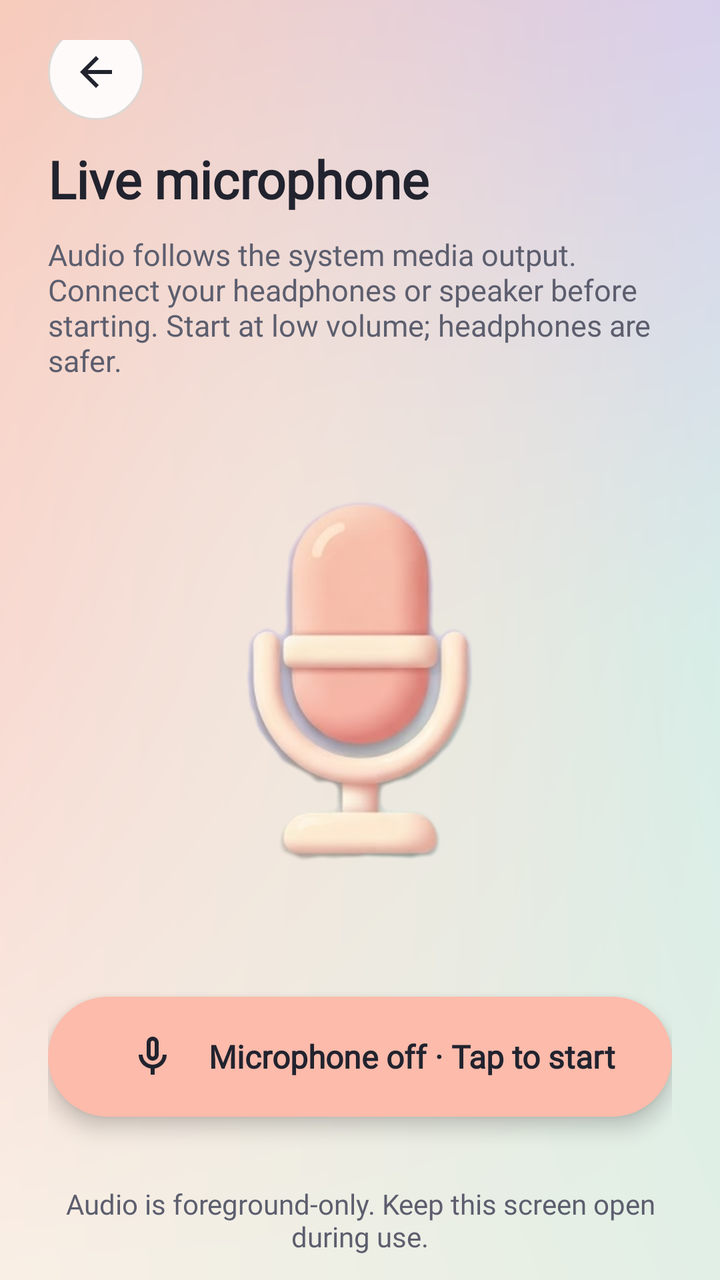
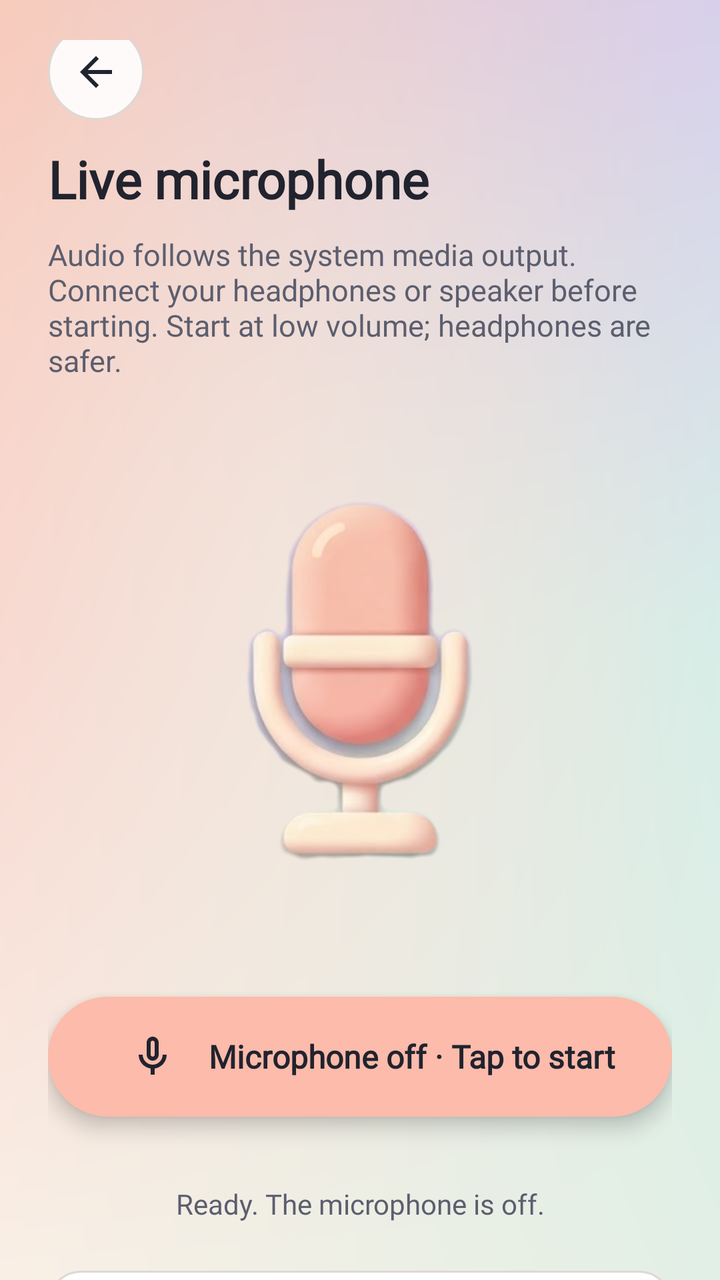

Screens rendered from an Android XML layout before and after an edit, with the pre-edit source and the edit as a unified diff.
<!-- AndroidManifest.xml: application theme Theme.DecMictospeaker -->
<!-- res/layout/activity_live_microphone_new.xml -->
<?xml version="1.0" encoding="utf-8"?>
<LinearLayout xmlns:android="http://schemas.android.com/apk/res/android"
    xmlns:app="http://schemas.android.com/apk/res-auto"
    android:layout_width="match_parent"
    android:layout_height="match_parent"
    android:orientation="vertical"
    android:background="@drawable/bg_pastel_mesh">

    
    <RelativeLayout
        android:layout_width="match_parent"
        android:layout_height="wrap_content"
        android:paddingStart="24dp"
        android:paddingTop="20dp"
        android:paddingEnd="24dp"
        android:paddingBottom="4dp">

        <ImageButton
            android:id="@+id/iv_back"
            style="@style/ToolControlCircleBack"
            android:layout_alignParentStart="true"
            android:layout_centerVertical="true"
            android:src="@drawable/tool_back"
            app:tint="@color/quality_text"
            android:contentDescription="@string/tool_back" />
    </RelativeLayout>

    <androidx.core.widget.NestedScrollView
        android:layout_width="match_parent"
        android:layout_height="0dp"
        android:layout_weight="1"
        android:fillViewport="true">

        <LinearLayout
            android:layout_width="match_parent"
            android:layout_height="wrap_content"
            android:orientation="vertical"
            android:paddingStart="24dp"
            android:paddingEnd="24dp"
            android:paddingBottom="24dp">

            <TextView
                android:id="@+id/tv_tittle"
                style="@style/ToolTitle"
                android:text="@string/quality_live_title" />

            <TextView
                style="@style/ToolBody"
                android:text="@string/tool_live_help" />

            
            
            <FrameLayout
                android:id="@+id/layout_mic_hero"
                android:layout_width="wrap_content"
                android:layout_height="wrap_content"
                android:layout_gravity="center_horizontal"
                android:layout_marginTop="20dp"
                android:layout_marginBottom="4dp"
                android:clickable="true"
                android:focusable="true">

                <com.airbnb.lottie.LottieAnimationView
                    android:id="@+id/lottie_mic_pulse"
                    android:layout_width="260dp"
                    android:layout_height="260dp"
                    android:layout_gravity="center"
                    app:lottie_fileName="lottie_pulse_mic.json"
                    app:lottie_loop="true"
                    app:lottie_autoPlay="false"
                    android:visibility="invisible" />

                <ImageView
                    android:id="@+id/iv_mic"
                    android:layout_width="160dp"
                    android:layout_height="180dp"
                    android:layout_gravity="center"
                    android:clickable="true"
                    android:focusable="true"
                    android:contentDescription="@string/quality_start_microphone"
                    android:scaleType="fitCenter"
                    android:src="@drawable/hero_mic_3d" />
            </FrameLayout>

            
            <com.airbnb.lottie.LottieAnimationView
                android:id="@+id/lottie_soundwave"
                android:layout_width="match_parent"
                android:layout_height="48dp"
                android:layout_marginStart="24dp"
                android:layout_marginEnd="24dp"
                android:layout_marginTop="4dp"
                android:layout_marginBottom="6dp"
                app:lottie_fileName="lottie_wave_live.json"
                app:lottie_loop="true"
                app:lottie_autoPlay="false"
                android:visibility="gone" />

            
            <LinearLayout
                android:id="@+id/btn_live_pill"
                android:layout_width="match_parent"
                android:layout_height="60dp"
                android:layout_marginTop="24dp"
                android:layout_marginBottom="24dp"
                android:background="@drawable/btn_pill_peach"
                android:elevation="6dp"
                android:gravity="center"
                android:orientation="horizontal"
                android:paddingStart="16dp"
                android:paddingEnd="16dp">

                <ImageButton
                    android:id="@+id/iv_start_stop_new"
                    android:layout_width="48dp"
                    android:layout_height="48dp"
                    android:background="?attr/selectableItemBackgroundBorderless"
                    android:contentDescription="@string/quality_start_microphone"
                    android:padding="12dp"
                    android:scaleType="fitCenter"
                    android:src="@drawable/tool_mic"
                    app:tint="@color/quality_text"
                    android:clickable="true"
                    android:focusable="true" />

                <TextView
                    android:id="@+id/tv_start_stop_new"
                    android:layout_width="wrap_content"
                    android:layout_height="wrap_content"
                    android:layout_marginStart="4dp"
                    android:fontFamily="@font/poppins_bold"
                    android:text="@string/quality_mic_off"
                    android:textColor="@color/quality_text"
                    android:textSize="16sp"
                    android:textStyle="bold" />
            </LinearLayout>

            <TextView
                style="@style/ToolBody"
                android:gravity="center"
                android:text="@string/tool_foreground_note"
                android:textColor="@color/quality_secondary"
                android:textSize="14sp" />
        </LinearLayout>
    </androidx.core.widget.NestedScrollView>

    <LinearLayout
        android:id="@+id/nativeLay"
        android:layout_width="match_parent"
        android:layout_height="wrap_content"
        android:gravity="center_horizontal"
        android:orientation="vertical" />
</LinearLayout>
<!-- resources referenced by this layout -->
<resources>
  <color name="quality_secondary">#5C5E6E</color>
  <color name="quality_text">#21232E</color>
  <!-- drawable btn_pill_peach (drawable) -->
  <?xml version="1.0" encoding="utf-8"?>
  <ripple xmlns:android="http://schemas.android.com/apk/res/android"
      android:color="@color/pastel_peach_pressed">
      <item>
          <shape android:shape="rectangle">
              <solid android:color="@color/pastel_peach" />
              <corners android:radius="30dp" />
          </shape>
      </item>
  </ripple>
  <!-- drawable tool_back (drawable) -->
  <vector xmlns:android="http://schemas.android.com/apk/res/android"
      android:width="24dp"
      android:height="24dp"
      android:viewportWidth="24"
      android:viewportHeight="24">
    <path
        android:fillColor="#21232E"
        android:pathData="M20,11H7.83l5.59,-5.59L12,4l-8,8 8,8 1.41,-1.41L7.83,13H20v-2z"/>
  </vector>
  <string name="quality_live_title">Live microphone</string>
  <string name="quality_mic_off">Microphone off · Tap to start</string>
  <string name="quality_start_microphone">Start microphone</string>
  <string name="tool_back">Back</string>
  <string name="tool_foreground_note">Audio is foreground-only. Keep this screen open during use.</string>
  <string name="tool_live_help">Audio follows the system media output. Connect your headphones or speaker before starting. Start at low volume; headphones are safer.</string>
  <color name="pastel_peach_pressed">#F8A693</color>
  <color name="pastel_peach">#FCBBAB</color>
  <color name="pastel_mint">#C0E6DE</color>
  <color name="pastel_mint_pressed">#A9D8CE</color>
  <color name="pastel_circle_btn_pressed">#D9F0ED</color>
  <color name="pastel_circle_btn">#E6FFFFFF</color>
  <color name="studio_line">#DED8D4</color>
  <!-- unchanged entries left out for length: 8 -->
</resources>

<!-- the commit's change to res/layout/activity_live_microphone_new.xml (unified diff, before → after) -->
@@ -136,6 +136,23 @@
             </LinearLayout>
 
             <TextView
+                android:id="@+id/studio_feedback"
+                style="@style/ToolBody"
+                android:gravity="center"
+                android:accessibilityLiveRegion="polite"
+                android:text="@string/studio_ready"
+                android:textColor="@color/quality_secondary"
+                android:textSize="14sp" />
+
+            <include layout="@layout/studio_input_meter" />
+
+            <TextView
+                android:id="@+id/studio_output_route"
+                style="@style/StudioNotice"
+                android:gravity="center"
+                android:text="@string/studio_output_idle" />
+
+            <TextView
                 style="@style/ToolBody"
                 android:gravity="center"
                 android:text="@string/tool_foreground_note"
@@ -151,3 +168,19 @@
         android:gravity="center_horizontal"
         android:orientation="vertical" />
 </LinearLayout>
+<!-- res/layout/studio_input_meter.xml (included above) -->
+<?xml version="1.0" encoding="utf-8"?>
+<LinearLayout xmlns:android="http://schemas.android.com/apk/res/android"
+    android:layout_width="match_parent" android:layout_height="wrap_content"
+    android:layout_marginTop="24dp" android:padding="16dp"
+    android:background="@drawable/studio_card" android:orientation="vertical">
+    <TextView style="@style/StudioBody" android:layout_marginTop="0dp" android:text="@string/studio_level_title"/>
+    <TextView android:id="@+id/studio_level_value" style="@style/StudioBody"
+        android:accessibilityLiveRegion="none" android:textColor="@color/studio_ink"/>
+    <ProgressBar android:id="@+id/studio_input_level" style="?android:attr/progressBarStyleHorizontal"
+        android:layout_width="match_parent" android:layout_height="16dp" android:layout_marginTop="8dp"
+        android:max="100" android:progress="0" android:indeterminate="false"
+        android:progressTint="@color/studio_blue" android:progressBackgroundTint="@color/studio_line"
+        android:importantForAccessibility="no"/>
+    <TextView style="@style/StudioBody" android:text="@string/studio_level_help" android:textSize="14sp"/>
+</LinearLayout>
<!-- resource entries referenced after the edit -->
@@ -2,6 +2,8 @@
 <resources>
   <color name="quality_secondary">#5C5E6E</color>
   <color name="quality_text">#21232E</color>
+  <color name="studio_blue">#3E5D7C</color>
+  <color name="studio_ink">#29262D</color>
   <!-- drawable btn_pill_peach (drawable) -->
   <?xml version="1.0" encoding="utf-8"?>
   <ripple xmlns:android="http://schemas.android.com/apk/res/android"
@@ -13,6 +15,13 @@
           </shape>
       </item>
   </ripple>
+  <!-- drawable studio_card (drawable) -->
+  <?xml version="1.0" encoding="utf-8"?>
+  <shape xmlns:android="http://schemas.android.com/apk/res/android">
+      <solid android:color="@color/studio_surface" />
+      <corners android:radius="16dp" />
+      <stroke android:width="1dp" android:color="@color/studio_line" />
+  </shape>
   <!-- drawable tool_back (drawable) -->
   <vector xmlns:android="http://schemas.android.com/apk/res/android"
       android:width="24dp"
@@ -26,13 +35,40 @@
   <string name="quality_live_title">Live microphone</string>
   <string name="quality_mic_off">Microphone off · Tap to start</string>
   <string name="quality_start_microphone">Start microphone</string>
+  <string name="studio_level_help">Measured from microphone input. This is not a calibrated sound-level meter.</string>
+  <string name="studio_level_title">Input level</string>
+  <string name="studio_output_idle">Output: system media route. Connect your device before starting.</string>
+  <string name="studio_ready">Ready. The microphone is off.</string>
   <string name="tool_back">Back</string>
   <string name="tool_foreground_note">Audio is foreground-only. Keep this screen open during use.</string>
   <string name="tool_live_help">Audio follows the system media output. Connect your headphones or speaker before starting. Start at low volume; headphones are safer.</string>
+  <style name="StudioBody" parent="ToolBody">
+          <item name="android:fontFamily">@font/poppins_regular</item>
+          <item name="android:textSize">16sp</item>
+          <item name="android:textColor">@color/studio_muted</item>
+          <item name="android:lineSpacingExtra">4dp</item>
+      </style>
+  <style name="StudioNotice" parent="StudioBody">
+          <item name="android:background">@drawable/studio_notice_background</item>
+          <item name="android:padding">16dp</item>
+          <item name="android:layout_marginTop">20dp</item>
+          <item name="android:textColor">@color/studio_ink</item>
+      </style>
   <color name="pastel_peach_pressed">#F8A693</color>
   <color name="pastel_peach">#FCBBAB</color>
+  <color name="studio_surface">#FFFFFFFF</color>
+  <color name="studio_muted">#625D67</color>
+  <!-- drawable studio_notice_background (drawable) -->
+  <?xml version="1.0" encoding="utf-8"?>
+  <shape xmlns:android="http://schemas.android.com/apk/res/android">
+      <solid android:color="@color/studio_notice_fill" />
+      <corners android:radius="14dp" />
+      <stroke android:width="1dp" android:color="@color/studio_notice_line" />
+  </shape>
   <color name="pastel_mint">#C0E6DE</color>
   <color name="pastel_mint_pressed">#A9D8CE</color>
+  <color name="studio_notice_fill">#FBEDE8</color>
+  <color name="studio_notice_line">#E8BCAF</color>
   <color name="pastel_circle_btn_pressed">#D9F0ED</color>
   <color name="pastel_circle_btn">#E6FFFFFF</color>
   <color name="studio_line">#DED8D4</color>
